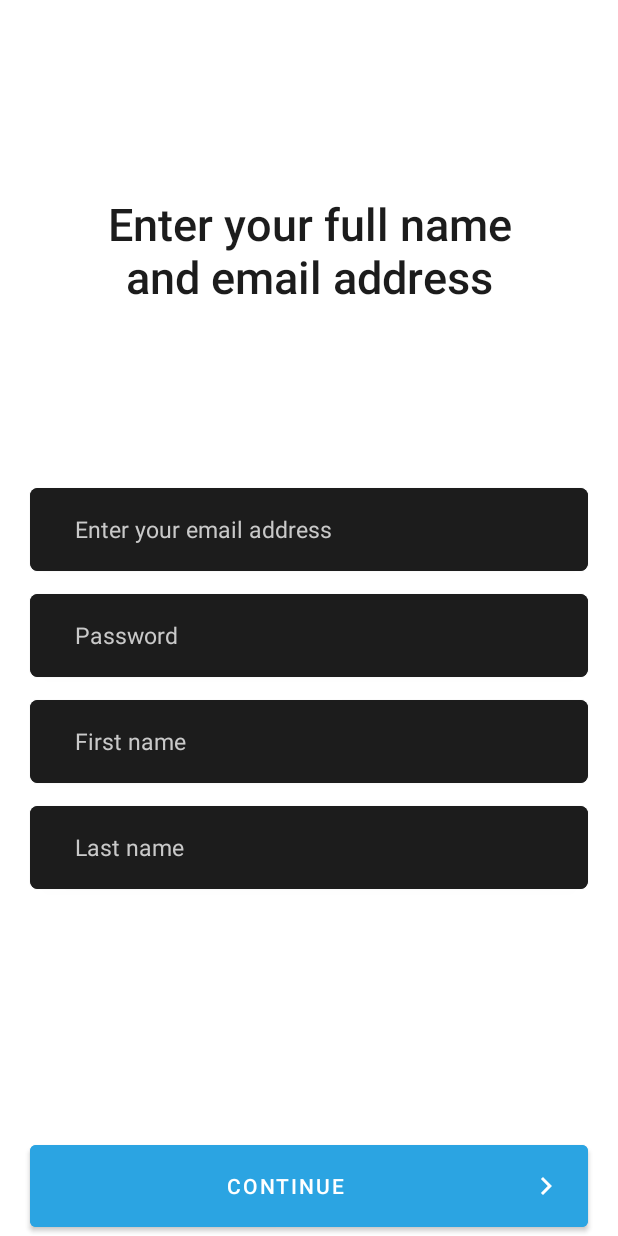
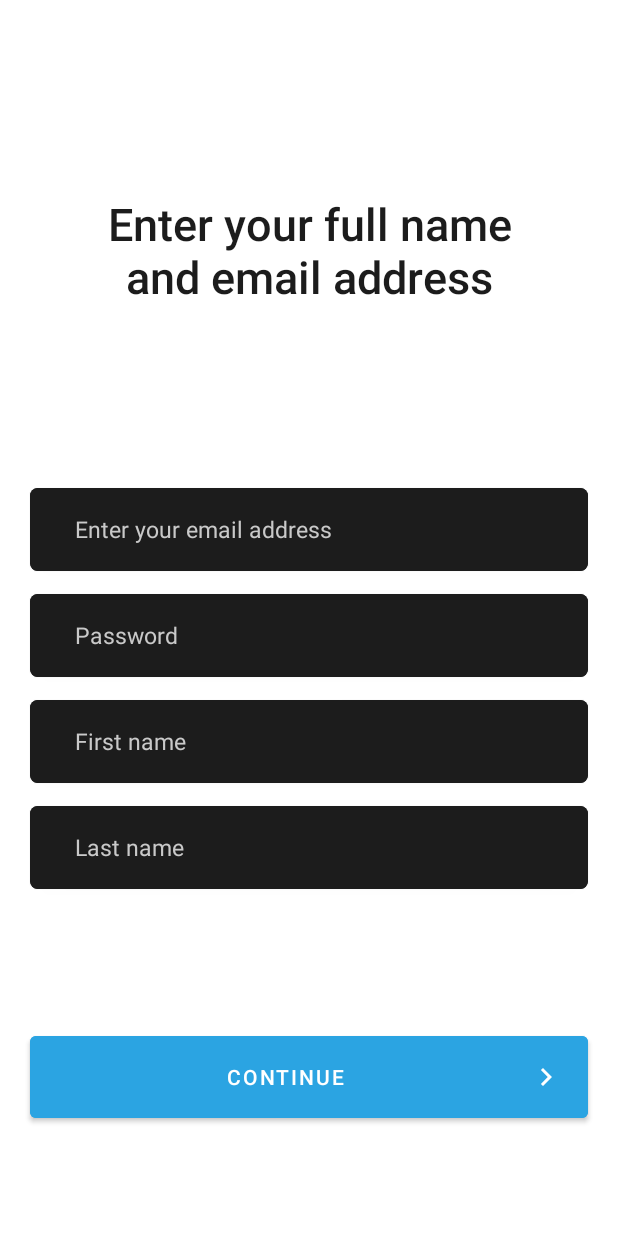
Before and after one commit to Azat6393/Who-is-it-, an Android app: the EmailLogInFragment screen opened through its navigation route, after a tap on "SIGN UP", on a phone screen of 412 x 824 dp. Run offline under Robolectric (Android 15) with nearby library versions, the phone set to English and light mode, and no system bars; our stand-ins replace Dagger/Hilt's generated code, Firebase (no records; nobody signed in at launch, a user with empty details on screens opened directly); libraries missing offline, so code that uses them is left out: coil.decode, com.facebook, com.facebook.login; 2 statements that could not run were skipped.

Commit message:
Debug Auth screens

```diff
--- a/app/src/main/java/com/woynex/kimbu/feature_auth/presentation/AuthViewModel.kt
+++ b/app/src/main/java/com/woynex/kimbu/feature_auth/presentation/AuthViewModel.kt
@@ -254,4 +254,8 @@ class AuthViewModel @Inject constructor(
                 _phoneNumberResponse.value = Resource.Error<String>(e.localizedMessage ?: "Error")
             }
     }
+
+    fun clearSignUpResponse() {
+        _signUpResponse.value = Resource.Empty<User>()
+    }
 }
--- a/app/src/main/java/com/woynex/kimbu/feature_auth/presentation/email_sign_up/EmailSignUpFragment.kt
+++ b/app/src/main/java/com/woynex/kimbu/feature_auth/presentation/email_sign_up/EmailSignUpFragment.kt
@@ -60,13 +60,13 @@ class EmailSignUpFragment : Fragment(R.layout.fragment_email_sign_up) {
                         is Resource.Success -> {
                             isLoading(false)
                             it.data?.id?.let { id ->
+                                viewModel.clearSignUpResponse()
                                 val action =
                                     EmailSignUpFragmentDirections.actionFragmentEmailSignUpToFragmentVerifyNumber(
                                         id
                                     )
                                 findNavController().navigate(action)
                             }
-
                         }
                     }
                 }
--- a/app/src/main/java/com/woynex/kimbu/feature_auth/presentation/verify_number/VerifyNumberFragment.kt
+++ b/app/src/main/java/com/woynex/kimbu/feature_auth/presentation/verify_number/VerifyNumberFragment.kt
@@ -9,6 +9,7 @@ import androidx.fragment.app.viewModels
 import androidx.lifecycle.Lifecycle
 import androidx.lifecycle.lifecycleScope
 import androidx.lifecycle.repeatOnLifecycle
+import androidx.navigation.fragment.findNavController
 import androidx.navigation.fragment.navArgs
 import coil.decode.SvgDecoder
 import coil.load
@@ -36,6 +37,11 @@ class VerifyNumberFragment : Fragment(R.layout.fragment_verify_number) {
     override fun onViewCreated(view: View, savedInstanceState: Bundle?) {
         super.onViewCreated(view, savedInstanceState)
         _binding = FragmentVerifyNumberBinding.bind(view)
+
+        _binding.closeButton.setOnClickListener {
+            val action = VerifyNumberFragmentDirections.actionFragmentVerifyNumberToFragmentAuth()
+            findNavController().navigate(action)
+        }
         _binding.continueBtn.setOnClickListener {
             if (isInputFilled()) {
                 viewModel.updatePhoneNumber(
--- a/app/src/main/java/com/woynex/kimbu/feature_search/presentation/SearchFragment.kt
+++ b/app/src/main/java/com/woynex/kimbu/feature_search/presentation/SearchFragment.kt
@@ -109,6 +109,7 @@ class SearchFragment : Fragment(R.layout.fragment_search) {
                             _binding.progressBar.visibility = View.GONE
                         }
                         is Resource.Error -> {
+                            viewModel.clearPhoneNumberResponse()
                             _binding.progressBar.visibility = View.GONE
                             Toast.makeText(requireContext(), result.message, Toast.LENGTH_LONG)
                                 .show()
--- a/app/src/main/java/com/woynex/kimbu/feature_settings/presentation/settings/SettingsFragment.kt
+++ b/app/src/main/java/com/woynex/kimbu/feature_settings/presentation/settings/SettingsFragment.kt
@@ -72,6 +72,7 @@ class SettingsFragment : Fragment(R.layout.fragment_settings) {
                     _binding.nameTv.text = "${user.first_name} ${user.last_name}"
                     _binding.profilePhotoIv.load(user.profile_photo) {
                         crossfade(false)
+                        placeholder(R.drawable.profile_photo)
                         decoderFactory(SvgDecoder.Factory())
                         transformations(CircleCropTransformation())
                         scale(Scale.FILL)
--- a/app/src/main/res/layout/fragment_email_sign_up.xml
+++ b/app/src/main/res/layout/fragment_email_sign_up.xml
@@ -159,7 +159,7 @@
         app:layout_constraintBottom_toBottomOf="parent"
         app:layout_constraintEnd_toEndOf="parent"
         app:layout_constraintStart_toStartOf="parent"
-        app:layout_constraintTop_toBottomOf="@+id/cardView6"
+        app:layout_constraintTop_toBottomOf="@+id/cardView5"
         app:layout_constraintVertical_bias="0.56" />
 
 
--- a/app/src/main/res/navigation/auth_nav_graph.xml
+++ b/app/src/main/res/navigation/auth_nav_graph.xml
@@ -24,6 +24,9 @@
         <action
             android:id="@+id/action_fragmentEmailLogIn_to_fragmentEmailSignUp"
             app:destination="@id/fragmentEmailSignUp" />
+        <action
+            android:id="@+id/action_fragmentEmailLogIn_to_fragmentVerifyNumber"
+            app:destination="@id/fragmentVerifyNumber" />
     </fragment>
     <fragment
         android:id="@+id/fragmentEmailSignUp"
@@ -42,5 +45,8 @@
         <argument
             android:name="userId"
             app:argType="string" />
+        <action
+            android:id="@+id/action_fragmentVerifyNumber_to_fragmentAuth"
+            app:destination="@id/fragmentAuth" />
     </fragment>
 </navigation>
```
Also changed, not shown: app/src/main/java/com/woynex/kimbu/feature_auth/presentation/email_log_in/EmailLogInFragment.kt (+17 -4 lines), app/src/main/res/layout/fragment_verify_number.xml (+11 -0 lines).
